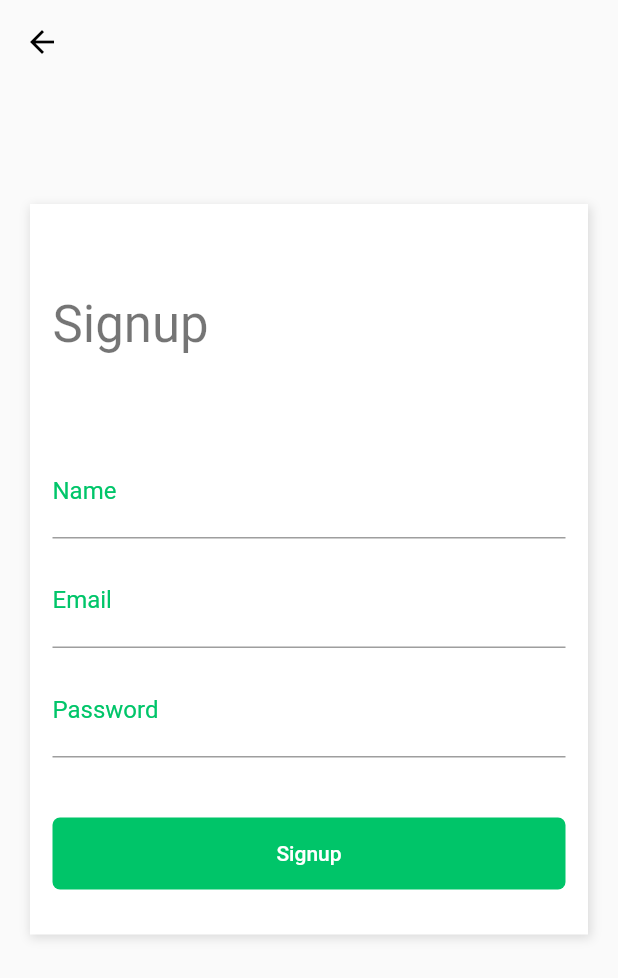
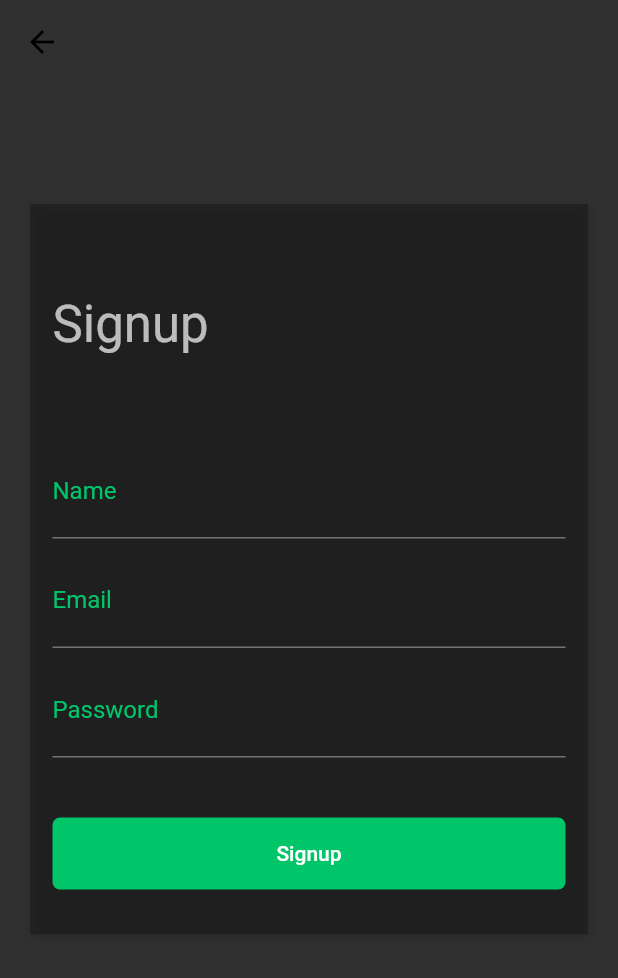
Before and after one commit to oliversieto/shopping_flutter, a Flutter app: the screen it shows after launch, item 3 of the bottom bar chosen, after a tap on "Sing Up", on a phone screen of 412 x 824 dp. Shown: the top 978 px of the screen. Run offline on Flutter 3.47's test engine with Material 2 defaults, Android fonts, the phone set to English and light mode, and no system bars.

Commit message:
refactor: ajuste final do tema

```diff
--- a/lib/main.dart
+++ b/lib/main.dart
@@ -1,5 +1,6 @@
 import 'package:flutter/material.dart';
 import 'package:shopping/pages/tabs.page.dart';
+import 'package:shopping/themes/dark.theme.dart';
 import 'package:shopping/themes/light.theme.dart';
 
 void main() {
@@ -13,7 +14,7 @@ class App extends StatelessWidget {
     return MaterialApp(
       title: 'Shopping',
       debugShowCheckedModeBanner: false,
-      theme: lightTheme(),
+      theme: darkTheme(),
       home: DefaultTabController(
         length: 3,
         child: TabsPage(),
--- a/lib/pages/home.page.dart
+++ b/lib/pages/home.page.dart
@@ -10,7 +10,6 @@ class HomePage extends StatelessWidget {
       body: SingleChildScrollView(
         child: Container(
           padding: EdgeInsets.all(15),
-          color: Color(0xFFF5F5F5),
           child: Column(
             crossAxisAlignment: CrossAxisAlignment.stretch,
             children: [
--- a/lib/pages/signup.page.dart
+++ b/lib/pages/signup.page.dart
@@ -20,7 +20,7 @@ class SignupPage extends StatelessWidget {
             children: [
               Container(
                 decoration: BoxDecoration(
-                  color: Colors.white,
+                  color: Theme.of(context).accentColor,
                   boxShadow: [
                     new BoxShadow(
                       color: Colors.black12,
--- /dev/null
+++ b/lib/themes/dark.theme.dart
@@ -0,0 +1,26 @@
+import 'package:flutter/cupertino.dart';
+import 'package:flutter/material.dart';
+
+const brithness = Brightness.dark;
+const primaryColor = const Color(0xFF00C569);
+const lightColor = const Color(0xFFFFFFFF);
+const backgroundColor = const Color(0xFFF5F5F5);
+
+ThemeData darkTheme() {
+  return ThemeData(
+    brightness: brithness,
+    // textTheme: new TextTheme(
+    //   bodyText1: new TextStyle(
+    //     color: Colors.red,
+    //   ),
+    //   headline4: new TextStyle(
+    //     fontSize: 78,
+    //   ),
+    //   button: new TextStyle(
+    //     color: Colors.green,
+    //   ),
+    // ),
+    primaryColor: primaryColor,
+    accentColor: Colors.black26,
+  );
+}
--- a/lib/widgets/product/product-card.widget.dart
+++ b/lib/widgets/product/product-card.widget.dart
@@ -73,7 +73,7 @@ class ProductCard extends StatelessWidget {
             style: TextStyle(
               fontSize: 16,
               fontWeight: FontWeight.bold,
-              color: Color(0xFF00C569),
+              color: Theme.of(context).primaryColor,
             ),
           ),
         ],
--- a/lib/widgets/search-box.widget.dart
+++ b/lib/widgets/search-box.widget.dart
@@ -26,13 +26,13 @@ class SearchBox extends StatelessWidget {
                 border: InputBorder.none,
                 hintText: "Search...",
                 labelStyle: TextStyle(
-                  color: Colors.blue,
+                  color: Theme.of(context).primaryColor,
                   fontWeight: FontWeight.w300,
                   fontSize: 16,
                 ),
               ),
               style: TextStyle(
-                color: Colors.blue,
+                color: Theme.of(context).primaryColor,
                 fontSize: 20,
               ),
             ),
```
